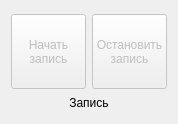
The window that storage/res/frm_control_recording.ui (mcsltd/mcs-inRat-monitor) describes before a commit, drawn with Qt 5.
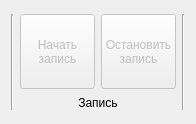
The same window after the commit.

```diff
--- a/storage/res/frm_control_recording.ui
+++ b/storage/res/frm_control_recording.ui
@@ -13,8 +13,15 @@
   <property name="windowTitle">
    <string>Frame</string>
   </property>
-  <layout class="QVBoxLayout" name="verticalLayout_2">
-   <item>
+  <layout class="QGridLayout" name="gridLayout">
+   <item row="0" column="0">
+    <widget class="Line" name="line_2">
+     <property name="orientation">
+      <enum>Qt::Orientation::Vertical</enum>
+     </property>
+    </widget>
+   </item>
+   <item row="0" column="1">
     <layout class="QVBoxLayout" name="verticalLayout">
      <item>
       <layout class="QHBoxLayout" name="horizontalLayout">
@@ -84,6 +91,13 @@
      </item>
     </layout>
    </item>
+   <item row="0" column="2">
+    <widget class="Line" name="line">
+     <property name="orientation">
+      <enum>Qt::Orientation::Vertical</enum>
+     </property>
+    </widget>
+   </item>
   </layout>
  </widget>
  <resources/>
```
